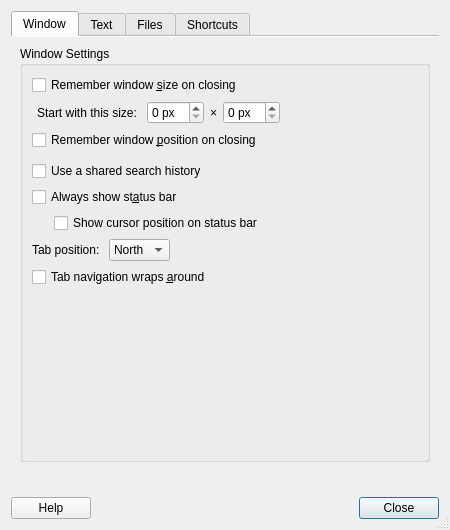
First picture: the form in featherpad/prefDialog.ui, repository tembun/fpad, before the edit.
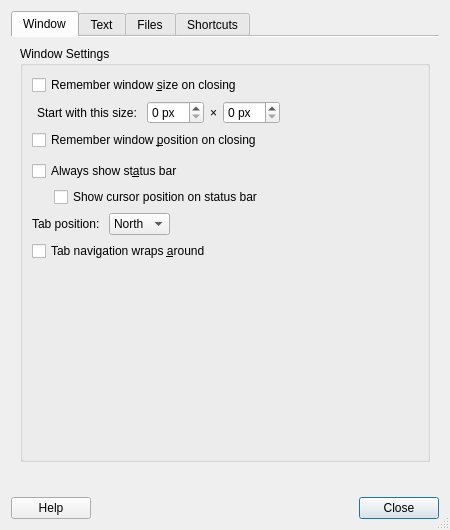
Second picture: the form after the edit. Icons and pictures are not drawn.

Commit message: remove search history setting

Patch:
```diff
--- a/featherpad/prefDialog.ui
+++ b/featherpad/prefDialog.ui
@@ -173,17 +173,6 @@
                 </item>
                </layout>
               </item>
-              <item>
-               <widget class="QCheckBox" name="searchHistoryBox">
-                <property name="toolTip">
-                 <string>By default, each search entry
-has a separate search history.</string>
-                </property>
-                <property name="text">
-                 <string>Use a shared search history</string>
-                </property>
-               </widget>
-              </item>
               <item>
                <widget class="QCheckBox" name="statusBox">
                 <property name="text">
```
The commit also changes 11 other files.
